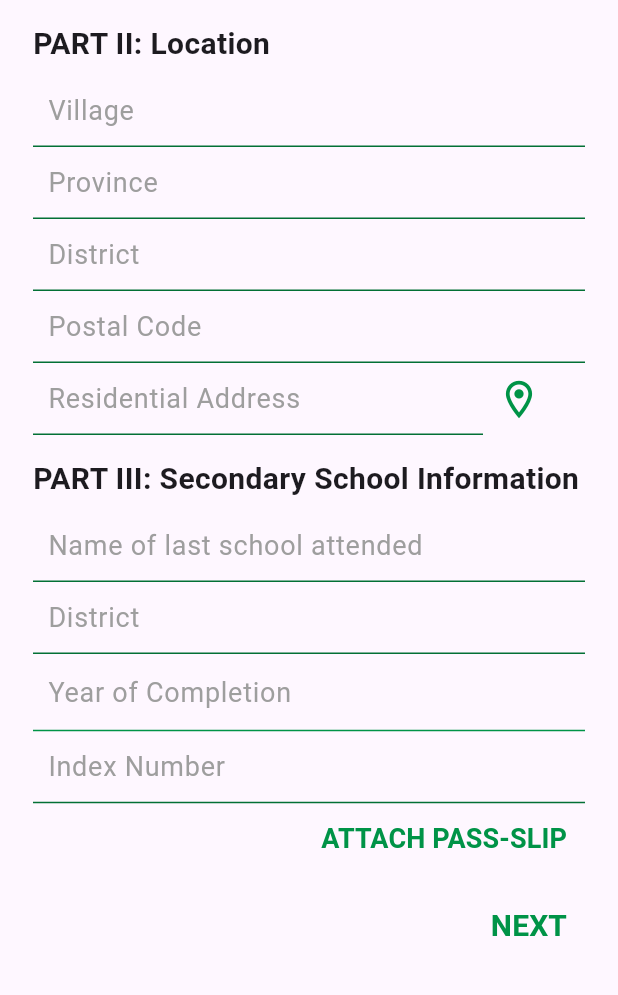
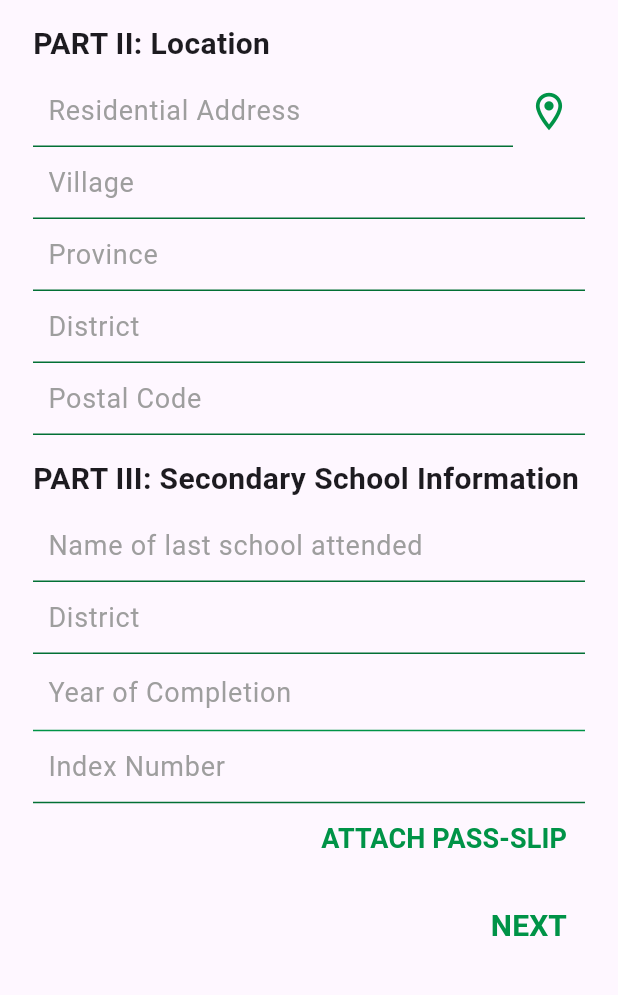
Before and after one commit to andrewkah/MUK_Student_Loan, a Flutter app: the ApplicationScreen2 screen opened directly, on a phone screen of 412 x 824 dp, the part 75-1070 px from its top. Run offline on Flutter 3.47's test engine with Material 3 defaults, Android fonts, the phone set to English and light mode, and no system bars; drawn by our look-alikes of flutter_form_builder; our stand-ins replace cloud_firestore, connectivity_plus, firebase_auth, firebase_core, form_builder_validators, get and 2 more; missing offline and left inert: open_street_map_search_and_pick; accounts and stored records are empty.

Commit message:
Map output to textfield Done

```diff
--- a/lib/app_screens/application_screen_2.dart
+++ b/lib/app_screens/application_screen_2.dart
@@ -2,7 +2,7 @@ import 'package:flutter/material.dart';
 import 'package:flutter_form_builder/flutter_form_builder.dart';
 import 'package:mak_scholar1/app_screens/application_screen_3.dart';
 import 'package:mak_scholar1/app_screens/map_screen.dart';
-
+import 'package:mak_scholar1/authentication_files/preferences.dart';
 import '../widgets/custom_appbar.dart';
 import '../widgets/custom_form_builder_fields.dart';
 
@@ -17,22 +17,26 @@ class _ApplicationScreen2State extends State<ApplicationScreen2> {
   final _formKey1 = GlobalKey<FormBuilderState>();
 
   final TextEditingController villageController = TextEditingController();
+  final TextEditingController provinceController = TextEditingController();
+  final TextEditingController districtController = TextEditingController();
+  final TextEditingController postalCodeController = TextEditingController();
+  final TextEditingController addressController = TextEditingController();
+  final TextEditingController lastSchoolController = TextEditingController();
+  final TextEditingController schDistrictController = TextEditingController();
+  final TextEditingController yearOfCompletionController = TextEditingController();
+  final TextEditingController indexController = TextEditingController();
 
-  final TextEditingController provinceController = TextEditingController();
+  @override
+  void initState() {
+    super.initState();
+    _setAddress();
+  }
 
-  final TextEditingController districtController = TextEditingController();
-
-  final TextEditingController postalCodeController = TextEditingController();
-
-  final TextEditingController addressController = TextEditingController();
-
-  final TextEditingController lastSchoolController = TextEditingController();
-
-  final TextEditingController schDistrictController = TextEditingController();
-
-  final TextEditingController yearCompletController = TextEditingController();
-
-  final TextEditingController indexController = TextEditingController();
+  Future<void> _setAddress() async {
+    setState(() {
+      addressController.text = LocationPreferences.getLocationPreference();
+    });
+  }
 
   @override
   Widget build(BuildContext context) {
@@ -40,7 +44,7 @@ class _ApplicationScreen2State extends State<ApplicationScreen2> {
       appBar: CustomAppBar(leadingIcon: Icons.arrow_back_ios_new_rounded, title: "APPLICATION", onPressed: (){ Navigator.of(context).pop(true); },),
       body: SingleChildScrollView(
           child: Padding(
-            padding: EdgeInsets.symmetric(vertical: 15.0, horizontal: 22.0),
+            padding: const EdgeInsets.symmetric(vertical: 15.0, horizontal: 22.0),
             child: FormBuilder(
                 key: _formKey1,
                 child: Column(
@@ -54,6 +58,29 @@ class _ApplicationScreen2State extends State<ApplicationScreen2> {
                       ),
                     ),
                     const SizedBox(height: 6),
+                    Row(
+                      children: [
+                        Expanded(
+                          child: CustomTextField(
+                            name: "address",
+                            controller: addressController,
+                            fieldLabel: "Residential Address",
+                            // prefixIcon: Icons.add_home_outlined,
+                          ),
+                        ),
+                        IconButton(
+                          onPressed: () {
+                            Navigator.of(context).push(MaterialPageRoute(builder: (context) => const MapScreen()));
+                          },
+                          icon: const Icon(
+                            Icons.location_on_outlined,
+                            size: 30,
+                            color: Color.fromARGB(255, 0, 147, 71),
+                          ),
+                        ),
+                      ],
+                    ),
+
                     CustomTextField(
                       name: "village",
                       controller: villageController,
@@ -78,23 +105,8 @@ class _ApplicationScreen2State extends State<ApplicationScreen2> {
                         fieldLabel: "Postal Code",
                       prefixIcon: Icons.markunread_mailbox_outlined,
                     ),
-                   Row(
-                     children: [
-                       SizedBox(
-                         width: 300,
-                         child: CustomTextField(
-                             name: "address",
-                             controller: addressController,
-                             fieldLabel: "Residential Address",
-                           prefixIcon: Icons.add_home_outlined,
-                         ),
-                       ),
-                       IconButton(onPressed: (){
-                         Navigator.of(context).push(MaterialPageRoute(builder: (context) => MapScreen()));
-                       }, icon: Icon(Icons.location_on_outlined, size: 30, color: const Color.fromARGB(255, 0, 147, 71),)),
-                     ],
-                   ),
-                    SizedBox( height: 15,),
+
+                    const SizedBox( height: 15,),
                     const Text(
                       "PART III: Secondary School Information",
                       style: TextStyle(
@@ -117,7 +129,7 @@ class _ApplicationScreen2State extends State<ApplicationScreen2> {
                     ),
                     CustomNumberField(
                         name: "year of completion",
-                        controller: yearCompletController,
+                        controller: yearOfCompletionController,
                         fieldLabel: "Year of Completion"),
                     CustomTextField(
                         name: "index no",
@@ -132,22 +144,22 @@ class _ApplicationScreen2State extends State<ApplicationScreen2> {
                         child: const Text(
                           "ATTACH PASS-SLIP",
                           style: TextStyle(
-                            color: const Color.fromARGB(255, 0, 147, 71),
+                            color: Color.fromARGB(255, 0, 147, 71),
                             fontWeight: FontWeight.bold,
                             fontSize: 18,
                           ),
                         ),
                       ),
                     ),
-                    SizedBox( height: 10,),
+                    const SizedBox( height: 10,),
                     Align(
                       alignment: Alignment.centerRight,
                       child: TextButton(
-                        onPressed: (){ Navigator.of(context).push( MaterialPageRoute(builder: (_) => ApplicationScreen3()));},
+                        onPressed: (){ Navigator.of(context).push( MaterialPageRoute(builder: (_) => const ApplicationScreen3()));},
                         child: const Text(
                           "NEXT",
                           style: TextStyle(
-                            color: const Color.fromARGB(255, 0, 147, 71),
+                            color: Color.fromARGB(255, 0, 147, 71),
                             fontWeight: FontWeight.bold,
                             fontSize: 20,
                           ),
--- a/lib/app_screens/map_screen.dart
+++ b/lib/app_screens/map_screen.dart
@@ -1,5 +1,6 @@
 import 'package:flutter/material.dart';
 import 'package:mak_scholar1/app_screens/application_screen_2.dart';
+import 'package:mak_scholar1/authentication_files/preferences.dart';
 import 'package:open_street_map_search_and_pick/open_street_map_search_and_pick.dart';
 import 'package:get/get.dart';
 
@@ -23,7 +24,8 @@ class _MapScreenState extends State<MapScreen> {
           locationPinTextStyle: const TextStyle(
               fontSize: 16, fontWeight: FontWeight.bold, color: Color.fromARGB(255, 0, 147, 71)),
           onPicked: (pickedData) {
-            Get.back();
+            LocationPreferences.setLocationPreference(pickedData.addressName);
+            Get.to(() => const ApplicationScreen2());
           }),
     );
   }
--- a/lib/app_screens/settings_screen.dart
+++ b/lib/app_screens/settings_screen.dart
@@ -1,5 +1,5 @@
 import 'package:flutter/material.dart';
-import 'package:mak_scholar1/authentication_files/fingerprint_setting_controller.dart';
+import 'package:mak_scholar1/authentication_files/preferences.dart';
 import 'package:mak_scholar1/widgets/custom_appbar.dart';
 import 'package:mak_scholar1/authentication_files/authentication_repository.dart';
 import 'package:get/get.dart';
--- a/lib/auth_screens/on_boarding_screen.dart
+++ b/lib/auth_screens/on_boarding_screen.dart
@@ -3,7 +3,7 @@ import 'package:get/get.dart';
 import 'package:mak_scholar1/app_screens/bottom_navigation_bar.dart';
 import 'package:mak_scholar1/auth_screens/login_screen.dart';
 import 'package:mak_scholar1/auth_screens/registration_screen.dart';
-import 'package:mak_scholar1/authentication_files/fingerprint_setting_controller.dart';
+import 'package:mak_scholar1/authentication_files/preferences.dart';
 import 'package:mak_scholar1/widgets/custom_button.dart';
 import '../authentication_files/authentication_repository.dart';
 
--- /dev/null
+++ b/lib/authentication_files/preferences.dart
@@ -0,0 +1,37 @@
+import 'package:shared_preferences/shared_preferences.dart';
+
+class FingerprintPreferences {
+  static SharedPreferences? _preferences;
+
+  static const _keyIsEnabled = 'isFingerprintEnabled';
+
+  static Future init() async {
+    _preferences = await SharedPreferences.getInstance();
+  }
+
+  static Future setPreference(bool value) async {
+    await _preferences?.setBool(_keyIsEnabled, value);
+  }
+  static getPreference() => _preferences?.getBool(_keyIsEnabled) ?? false;
+
+}
+
+class LocationPreferences {
+  static SharedPreferences? _prefs;
+
+  static const _locationValue = 'residentialAddress';
+
+  static Future init() async {
+    _prefs = await SharedPreferences.getInstance();
+  }
+
+  static Future setLocationPreference(String value) async {
+    await _prefs?.setString(_locationValue, value);
+  }
+  static getLocationPreference() => _prefs?.getString(_locationValue) ?? "";
+
+  static Future resetLocationPreference() async {
+    await _prefs?.setString(_locationValue, "");
+  }
+
+}
--- a/lib/main.dart
+++ b/lib/main.dart
@@ -3,7 +3,7 @@ import 'package:flutter/material.dart';
 import 'package:get/get.dart';
 import 'package:mak_scholar1/authentication_files/authentication_repository.dart';
 import 'package:mak_scholar1/authentication_files/dependency_injection.dart';
-import 'package:mak_scholar1/authentication_files/fingerprint_setting_controller.dart';
+import 'package:mak_scholar1/authentication_files/preferences.dart';
 import 'auth_screens/splash_screen.dart';
 import 'package:firebase_core/firebase_core.dart';
 import 'firebase_options.dart';
@@ -16,6 +16,7 @@ Future<void> main() async {
       .then((value) => Get.put(Authenticator()));
   // Initialize fingerprint enabled value
   await FingerprintPreferences.init();
+  await LocationPreferences.init();
 
   runApp(const MyApp());
 
```
Also changed, not shown: lib/authentication_files/fingerprint_setting_controller.dart (deleted, +0 -17 lines).
